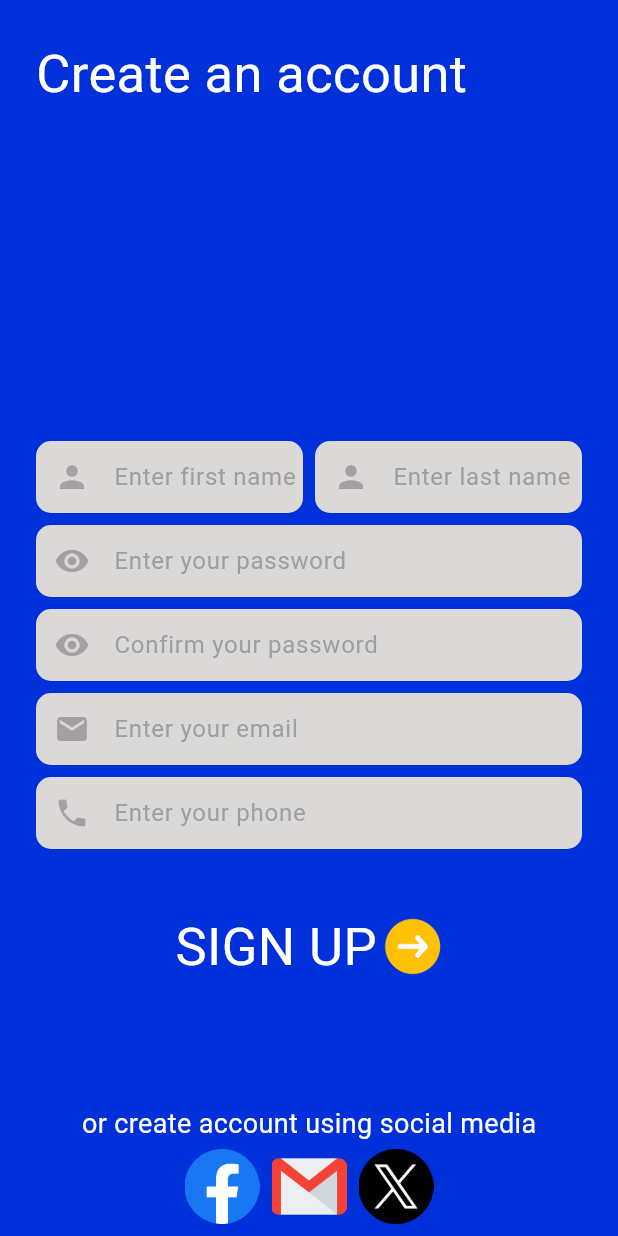
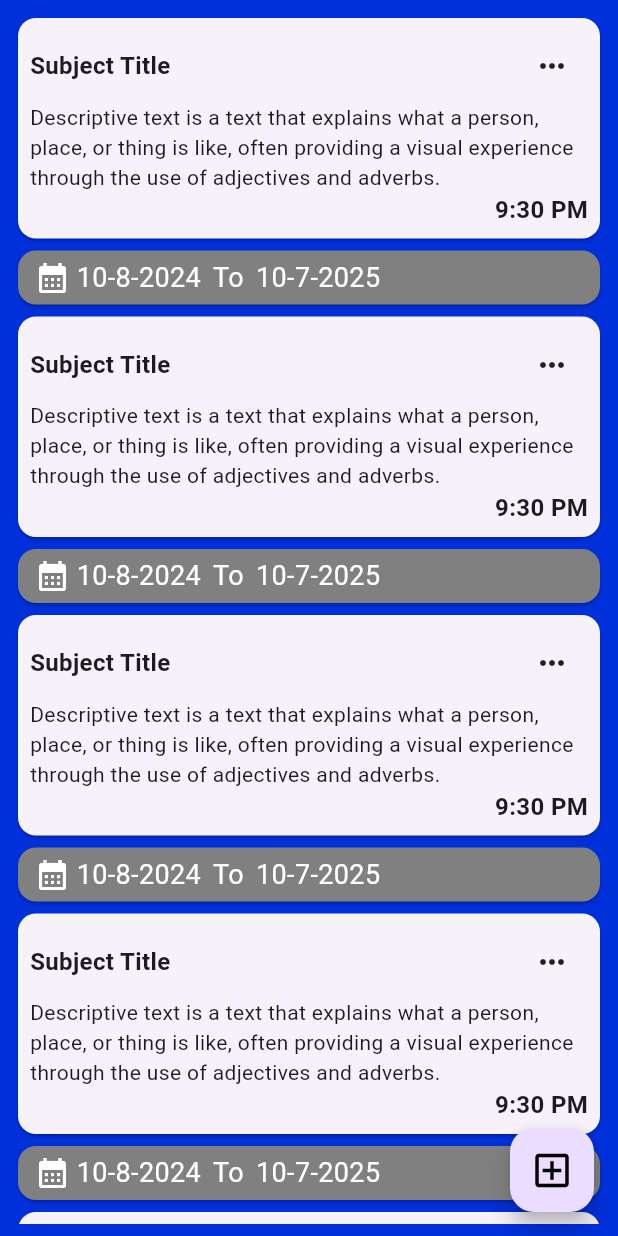
Before and after one commit to mst-zannathi-khatun/mytask, a Flutter app: the SingUpScreen screen opened directly, after a tap on "SIGN UP", on a phone screen of 412 x 824 dp. Run offline on Flutter 3.47's test engine with Material 3 defaults, Android fonts, the phone set to English and light mode, and no system bars; our stand-ins replace pin_code_fields.

Commit message:
TaskList Screen UI Design Completed

```diff
--- /dev/null
+++ b/lib/ui/screens/home_screen.dart
@@ -0,0 +1,34 @@
+import 'package:flutter/cupertino.dart';
+import 'package:flutter/material.dart';
+import '../widgets/tasklistwidget.dart';
+
+class HomeScreen extends StatefulWidget {
+  const HomeScreen({super.key});
+
+  @override
+  State<HomeScreen> createState() => _HomeScreenState();
+}
+
+class _HomeScreenState extends State<HomeScreen> {
+  @override
+  Widget build(BuildContext context) {
+    return Scaffold(
+      body: Padding(
+        padding: const EdgeInsets.all(8.0),
+        child: ListView.builder(
+            itemCount: 5,
+            itemBuilder: (context, index) {
+              return const TaskListWidget();
+            }),
+      ),
+      floatingActionButton: FloatingActionButton(
+        onPressed: () {},
+        child: const Icon(
+          Icons.add_box_outlined,
+          color: Colors.black,
+          size: 30,
+        ),
+      ),
+    );
+  }
+}
--- a/lib/ui/screens/login_screen.dart
+++ b/lib/ui/screens/login_screen.dart
@@ -66,7 +66,7 @@ class _LoginScreenState extends State<LoginScreen> {
             const SizedBox(
               height: 50, // Adjusted spacing as needed
             ),
-            const TextButtonWidget(
+            TextButtonWidget(
               text: "LOG IN",
             ),
             const Spacer(),
--- a/lib/ui/screens/singup_screen.dart
+++ b/lib/ui/screens/singup_screen.dart
@@ -1,9 +1,8 @@
 import 'package:flutter/material.dart';
-import 'package:mytask/ui/screens/setnewpassword_screen.dart';
-
 import '../style/coustom_textstyle.dart';
 import '../widgets/textbuttonwidget.dart';
 import '../widgets/textformfieldwidget.dart';
+import 'home_screen.dart';
 
 class SingUpScreen extends StatefulWidget {
   const SingUpScreen({super.key});
@@ -81,6 +80,7 @@ class _SingUpScreenState extends State<SingUpScreen> {
             ),
             InkWell(
               onTap: () {
+                Navigator.push(context, MaterialPageRoute(builder: (context)=> const HomeScreen()));
               },
               child: const TextButtonWidget(
                 text: "SIGN UP",
--- a/lib/ui/style/coustom_colors.dart
+++ b/lib/ui/style/coustom_colors.dart
@@ -6,4 +6,5 @@ class MyTaskThemeColor {
   static Color lightBlack = const Color(0xff292929);
   static Color greyColor = const Color(0xffDBD8D8);
   static Color lightBlue = const Color(0xff96C3F9);
+  static Color lightBlack2 = const Color(0xff808080);
 }
--- a/lib/ui/style/coustom_textstyle.dart
+++ b/lib/ui/style/coustom_textstyle.dart
@@ -26,10 +26,14 @@ class MyTaskTextStyle {
     color: Colors.white,
   );
 
-  static TextStyle buttonCreateText =  TextStyle(
+  static TextStyle buttonCreateText = TextStyle(
     fontSize: 18,
     fontWeight: FontWeight.normal,
     color: MyTaskThemeColor.lightBlue,
   );
 
+  static TextStyle SubjectText= const TextStyle(
+      fontWeight: FontWeight.bold,
+      fontSize: 16,
+  );
 }
--- /dev/null
+++ b/lib/ui/widgets/tasklistwidget.dart
@@ -0,0 +1,133 @@
+import 'package:flutter/material.dart';
+import '../style/coustom_colors.dart';
+import '../style/coustom_textstyle.dart';
+
+class TaskListWidget extends StatelessWidget {
+  const TaskListWidget({
+    super.key,
+  });
+
+  @override
+  Widget build(BuildContext context) {
+    return Column(
+      children: [
+        Card(
+          child: Padding(
+            padding: const EdgeInsets.all(8.0),
+            child: Column(
+              children: [
+                Row(
+                  children: [
+                    Text(
+                      "Subject Title",
+                      style: MyTaskTextStyle.SubjectText,
+                    ),
+                    const Spacer(),
+                    Column(
+                      children: [
+                        Row(
+                          children: [
+                            Center(
+                              child: PopupMenuButton<int>(
+                                icon: const Icon(
+                                  Icons.more_horiz_rounded,
+                                ),
+                                itemBuilder: (context) => [
+                                  PopupMenuItem(
+                                    child: Row(
+                                      children: [
+                                        IconButton(
+                                          onPressed: () {},
+                                          icon: const Icon(
+                                            Icons.edit,
+                                            color: Colors.green,
+                                          ),
+                                        ),
+                                        const Text("Edit"),
+                                      ],
+                                    ),
+                                  ),
+                                  PopupMenuItem(
+                                    child: Row(
+                                      children: [
+                                        IconButton(
+                                          onPressed: () {},
+                                          icon: const Icon(
+                                            Icons.delete,
+                                            color: Colors.deepOrangeAccent,
+                                          ),
+                                        ),
+                                        const Text("Deleted"),
+                                      ],
+                                    ),
+                                  ),
+                                ],
+                              ),
+                            )
+                          ],
+                        ),
+                      ],
+                    ),
+                  ],
+                ),
+                const SizedBox(
+                  width: 4,
+                ),
+                const Text(
+                  "Descriptive text is a text that explains what a person, place, or thing is like, often providing a visual experience through the use of adjectives and adverbs.",
+                ),
+                const SizedBox(
+                  width: 4,
+                ),
+                Align(
+                    alignment: Alignment.bottomRight,
+                    child: Text(
+                      "9:30 PM",
+                      style: MyTaskTextStyle.SubjectText,
+                    )),
+              ],
+            ),
+          ),
+        ),
+        Card(
+          color: MyTaskThemeColor.lightBlack2,
+          child: Padding(
+            padding: const EdgeInsets.all(5),
+            child: Row(
+              children: [
+                const SizedBox(
+                  width: 6,
+                ),
+                const Icon(
+                  Icons.calendar_month,
+                  color: Colors.white,
+                ),
+                const SizedBox(
+                  width: 4,
+                ),
+                Text(
+                  "10-8-2024",
+                  style: MyTaskTextStyle.smallTextStyle,
+                ),
+                const SizedBox(
+                  width: 8,
+                ),
+                Text(
+                  "To",
+                  style: MyTaskTextStyle.smallTextStyle,
+                ),
+                const SizedBox(
+                  width: 8,
+                ),
+                Text(
+                  "10-7-2025",
+                  style: MyTaskTextStyle.smallTextStyle,
+                ),
+              ],
+            ),
+          ),
+        ),
+      ],
+    );
+  }
+}
```
